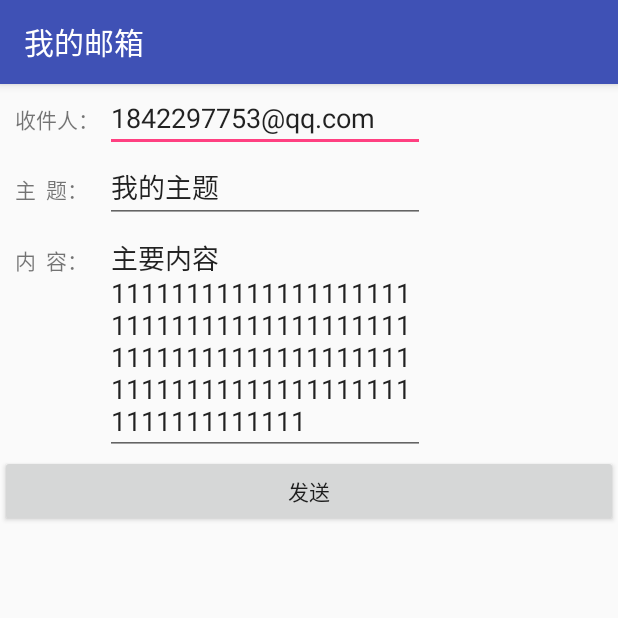
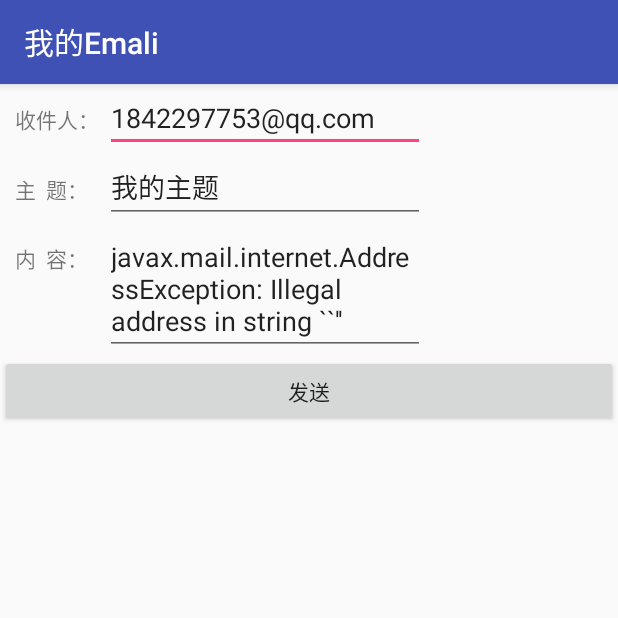
Before and after one commit to GuoWenhao1996/Daily-practice, an Android app: the Send_Email screen opened directly, with no data from a screen before it, after a tap on "发送", on a phone screen of 412 x 824 dp, the top half of it. Run offline under Robolectric (Android 15) with nearby library versions, the phone set to English and light mode, and no system bars.

Commit message:
重新开发邮箱

```diff
--- a/My_Email/app/build.gradle
+++ b/My_Email/app/build.gradle
@@ -26,8 +26,6 @@ dependencies {
     })
     compile 'com.android.support:appcompat-v7:24.2.1'
     testCompile 'junit:junit:4.12'
-    compile files('libs/javax.mail.jar')
     compile files('libs/activation.jar')
     compile files('libs/additionnal.jar')
-    compile files('libs/android-support-v4.jar')
 }
--- a/My_Email/app/src/main/AndroidManifest.xml
+++ b/My_Email/app/src/main/AndroidManifest.xml
@@ -16,8 +16,6 @@
             </intent-filter>
         </activity>
         <activity android:name=".Send_Email"></activity>
-
-
     </application>
 
 </manifest>
--- a/My_Email/app/src/main/java/com/example/guowh/my_email/Send_Email.java
+++ b/My_Email/app/src/main/java/com/example/guowh/my_email/Send_Email.java
@@ -9,21 +9,25 @@ import android.widget.Toast;
 
 import java.util.Properties;
 
-import javax.mail.*;
+import javax.mail.Address;
+import javax.mail.Message;
+import javax.mail.Session;
+import javax.mail.Transport;
 import javax.mail.internet.InternetAddress;
 import javax.mail.internet.MimeMessage;
 
+
 /**
- * Created by guowh on 2016/11/22.
+ * Created by guowh on 2016/11/23.
  */
 
 public class Send_Email extends AppCompatActivity {
-
     private String sendAddress = null;
     private String sendPassword = null;
     private String receiveAddress = null;
     private String subject = null;
     private String detail = null;
+    private EditText EditText_Detail;
 
     protected void onCreate(Bundle savedInstanceState) {
 
@@ -32,7 +36,7 @@ public class Send_Email extends AppCompatActivity {
         final Button Button_Send = (Button) findViewById(R.id.button_send);//获取登录按钮资源
         final EditText EditText_ReceiveAddress = (EditText) findViewById(R.id.editText_ReceiveAddress);
         final EditText EditText_Subject = (EditText) findViewById(R.id.editText_Subject);
-        final EditText EditText_Detail = (EditText) findViewById(R.id.editText_Detail);
+        EditText_Detail = (EditText) findViewById(R.id.editText_Detail);
 
         sendAddress = MainActivity.address;
         sendPassword = MainActivity.pwd;
@@ -40,39 +44,55 @@ public class Send_Email extends AppCompatActivity {
         Button_Send.setOnClickListener(new View.OnClickListener() {//创建监听
             @Override
             public void onClick(View view) {
-                try {
+
                 EditText_ReceiveAddress.setText("1842297753@qq.com");
                 EditText_Subject.setText("我的主题");
                 EditText_Detail.setText("主要内容111111111111111111111111111111111111111111111111111111111111111111111111111111111111111111111");
+                Toast.makeText(getApplicationContext(), "1", Toast.LENGTH_SHORT).show();
 
                 receiveAddress = EditText_ReceiveAddress.getText().toString();
                 subject = EditText_Subject.getText().toString();
                 detail = EditText_Detail.getText().toString();
+                Toast.makeText(getApplicationContext(), "2", Toast.LENGTH_SHORT).show();
 
+                SendMail(sendAddress, sendPassword, receiveAddress, subject, detail);
+
+
+            }
+        });
+    }
+
+    private void SendMail(String sendAddress, String sendPassword, String receiveAddress, String subject, String detail) {
+        try {
             Properties props = new Properties();
             props.setProperty("mail.smtp.auth", "true");
             props.setProperty("mail.transport.protocol", "smtp");
+            Toast.makeText(getApplicationContext(), "3", Toast.LENGTH_SHORT).show();
 
             Session session = Session.getInstance(props);
             session.setDebug(true);
+            Toast.makeText(getApplicationContext(), "4", Toast.LENGTH_SHORT).show();
 
             Message msg = new MimeMessage(session);
             msg.setSubject(subject);
             msg.setText(detail);
             msg.setFrom(new InternetAddress(sendAddress));
+            Toast.makeText(getApplicationContext(), "5", Toast.LENGTH_SHORT).show();
 
             Transport transport = session.getTransport();
+            Toast.makeText(getApplicationContext(), "5-1", Toast.LENGTH_SHORT).show();
             transport.connect("smtp.163.com", 25, sendAddress, sendPassword);
+            Toast.makeText(getApplicationContext(), "5-2", Toast.LENGTH_SHORT).show();
             transport.sendMessage(msg, new Address[]{new InternetAddress(receiveAddress)});
+            Toast.makeText(getApplicationContext(), "6", Toast.LENGTH_SHORT).show();
 
             transport.close();
+            Toast.makeText(getApplicationContext(), "7", Toast.LENGTH_SHORT).show();
 
             Toast.makeText(getApplicationContext(), "发送成功！", Toast.LENGTH_SHORT).show();
         } catch (Exception e) {
             Toast.makeText(getApplicationContext(), "发送失败！", Toast.LENGTH_SHORT).show();
-
+            EditText_Detail.setText(e.toString());
         }
     }
-        });
 }
-}
--- a/My_Email/app/src/main/res/values/strings.xml
+++ b/My_Email/app/src/main/res/values/strings.xml
@@ -1,3 +1,3 @@
 <resources>
-    <string name="app_name">我的邮箱</string>
+    <string name="app_name">我的Emali</string>
 </resources>
```
Lines whose indentation alone changed are shown as unchanged.
